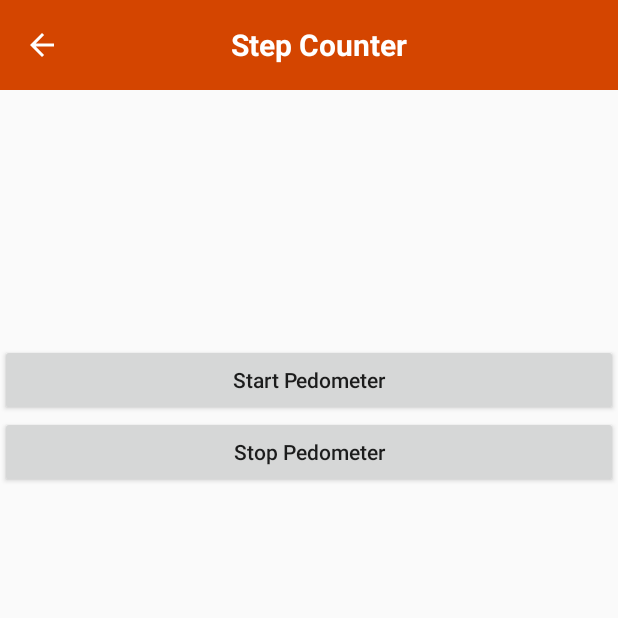
After one commit to Yixing-Chen-Shawn/Fever_Detection_App, an Android app: the StepCountActivity screen opened directly, with no data from a screen before it, on a phone screen of 412 x 824 dp, the top half of it. The commit adds this screen. Run offline under Robolectric (Android 15) with nearby library versions, the phone set to English and light mode, and no system bars.

Commit message:
Step Counter implemented

```diff
--- a/app/src/main/java/com/CIS400/fever_detection_app/activity/MapsActivity.java
+++ b/app/src/main/java/com/CIS400/fever_detection_app/activity/MapsActivity.java
@@ -1,6 +1,7 @@
 package com.CIS400.fever_detection_app.activity;
 
 import androidx.annotation.NonNull;
+import androidx.appcompat.widget.Toolbar;
 import androidx.core.app.ActivityCompat;
 import androidx.fragment.app.FragmentActivity;
 
--- /dev/null
+++ b/app/src/main/java/com/CIS400/fever_detection_app/activity/StepCountActivity.java
@@ -0,0 +1,99 @@
+package com.CIS400.fever_detection_app.activity;
+
+import androidx.appcompat.app.AppCompatActivity;
+import androidx.appcompat.widget.Toolbar;
+import androidx.fragment.app.FragmentManager;
+
+import android.hardware.Sensor;
+import android.hardware.SensorEvent;
+import android.hardware.SensorEventListener;
+import android.hardware.SensorManager;
+import android.os.Bundle;
+import android.view.View;
+import android.widget.Button;
+import android.widget.ImageView;
+import android.widget.TextView;
+
+import com.CIS400.fever_detection_app.R;
+
+public class StepCountActivity extends AppCompatActivity implements SensorEventListener, StepListener {
+    private TextView textView;
+    private StepDetector simpleStepDetector;
+    private SensorManager sensorManager;
+    private Sensor accel;
+    private static final String TEXT_NUM_STEPS = "Number of Steps: ";
+    private int numSteps;
+    private TextView TvSteps;
+    private ImageView back;
+    private Button BtnStart;
+    private Button BtnStop;
+
+    @Override
+    protected void onCreate(Bundle savedInstanceState) {
+        super.onCreate(savedInstanceState);
+        setContentView(R.layout.activity_step_count);
+        Toolbar toolbar = findViewById(R.id.toolbar);
+        setSupportActionBar(toolbar);
+
+        // Get an instance of the SensorManager
+        sensorManager = (SensorManager) getSystemService(SENSOR_SERVICE);
+        accel = sensorManager.getDefaultSensor(Sensor.TYPE_ACCELEROMETER);
+        simpleStepDetector = new StepDetector();
+        simpleStepDetector.registerListener(this);
+
+        TvSteps = (TextView) findViewById(R.id.tv_steps);
+        BtnStart = (Button) findViewById(R.id.btn_start);
+        BtnStop = (Button) findViewById(R.id.btn_stop);
+        back = (ImageView) findViewById(R.id.back_step);
+
+        BtnStart.setOnClickListener(new View.OnClickListener() {
+            @Override
+            public void onClick(View v) {
+                numSteps = 0;
+                sensorManager.registerListener(StepCountActivity.this, accel, SensorManager.SENSOR_DELAY_FASTEST);
+            }
+        });
+
+        BtnStop.setOnClickListener(new View.OnClickListener() {
+            @Override
+            public void onClick(View v) {
+                sensorManager.unregisterListener(StepCountActivity.this);
+            }
+        });
+
+        back.setOnClickListener(new View.OnClickListener() {
+            @Override
+            public void onClick(View view) {
+                onBackPressed();
+            }
+        });
+    }
+
+    @Override
+    public void onSensorChanged(SensorEvent event) {
+        if(event.sensor.getType() == Sensor.TYPE_ACCELEROMETER){
+            simpleStepDetector.updateAccel(event.timestamp, event.values[0], event.values[1], event.values[2]);
+        }
+    }
+
+    @Override
+    public void onAccuracyChanged(Sensor sensor, int accuracy) {
+
+    }
+
+    @Override
+    public void step(long timeNs) {
+        numSteps++;
+        TvSteps.setText(TEXT_NUM_STEPS + numSteps);
+    }
+
+    @Override
+    public void onBackPressed() {
+        FragmentManager fm = getSupportFragmentManager();
+        if (fm.getBackStackEntryCount() > 0) {
+            fm.popBackStack();
+        } else {
+            super.onBackPressed();
+        }
+    }
+}
--- /dev/null
+++ b/app/src/main/java/com/CIS400/fever_detection_app/activity/StepDetector.java
@@ -0,0 +1,60 @@
+package com.CIS400.fever_detection_app.activity;
+
+public class StepDetector {
+    private static final int ACCEL_RING_SIZE = 50;
+    private static final int VEL_RING_SIZE = 10;
+    private static final float STEP_THRESHOLD = 50f;
+    private static final int STEP_DELAY_NS = 250000000;
+    private int accelRingCounter = 0;
+    private float[] accelRingX = new float[ACCEL_RING_SIZE];
+    private float[] accelRingY = new float[ACCEL_RING_SIZE];
+    private float[] accelRingZ = new float[ACCEL_RING_SIZE];
+    private int velRingCounter = 0;
+    private float[] velRing = new float[VEL_RING_SIZE];
+    private long lastStepTimeNs = 0;
+    private float oldVelocityEstimate = 0;
+
+    private StepListener listener;
+
+    public void registerListener(StepListener listener) {
+        this.listener = listener;
+    }
+
+
+    public void updateAccel(long timeNs, float x, float y, float z) {
+        float[] currentAccel = new float[3];
+        currentAccel[0] = x;
+        currentAccel[1] = y;
+        currentAccel[2] = z;
+
+        // First step is to update our guess of where the global z vector is.
+        accelRingCounter++;
+        accelRingX[accelRingCounter % ACCEL_RING_SIZE] = currentAccel[0];
+        accelRingY[accelRingCounter % ACCEL_RING_SIZE] = currentAccel[1];
+        accelRingZ[accelRingCounter % ACCEL_RING_SIZE] = currentAccel[2];
+
+        float[] worldZ = new float[3];
+        worldZ[0] = SensorFilter.sum(accelRingX) / Math.min(accelRingCounter, ACCEL_RING_SIZE);
+        worldZ[1] = SensorFilter.sum(accelRingY) / Math.min(accelRingCounter, ACCEL_RING_SIZE);
+        worldZ[2] = SensorFilter.sum(accelRingZ) / Math.min(accelRingCounter, ACCEL_RING_SIZE);
+
+        float normalization_factor = SensorFilter.norm(worldZ);
+
+        worldZ[0] = worldZ[0] / normalization_factor;
+        worldZ[1] = worldZ[1] / normalization_factor;
+        worldZ[2] = worldZ[2] / normalization_factor;
+
+        float currentZ = SensorFilter.dot(worldZ, currentAccel) - normalization_factor;
+        velRingCounter++;
+        velRing[velRingCounter % VEL_RING_SIZE] = currentZ;
+
+        float velocityEstimate = SensorFilter.sum(velRing);
+
+        if (velocityEstimate > STEP_THRESHOLD && oldVelocityEstimate <= STEP_THRESHOLD
+                && (timeNs - lastStepTimeNs > STEP_DELAY_NS)) {
+            listener.step(timeNs);
+            lastStepTimeNs = timeNs;
+        }
+        oldVelocityEstimate = velocityEstimate;
+    }
+}
--- /dev/null
+++ b/app/src/main/java/com/CIS400/fever_detection_app/activity/StepListener.java
@@ -0,0 +1,5 @@
+package com.CIS400.fever_detection_app.activity;
+
+public interface StepListener {
+    public void step(long timeNs);
+}
--- /dev/null
+++ b/app/src/main/res/layout/activity_step_count.xml
@@ -0,0 +1,89 @@
+<?xml version="1.0" encoding="utf-8"?>
+<androidx.constraintlayout.widget.ConstraintLayout xmlns:android="http://schemas.android.com/apk/res/android"
+    xmlns:app="http://schemas.android.com/apk/res-auto"
+    android:orientation="vertical"
+    android:gravity="center"
+    android:layout_width="match_parent"
+    android:layout_height="match_parent">
+
+    <LinearLayout
+        android:id="@+id/topbar"
+        android:layout_width="match_parent"
+        android:layout_height="60dp"
+        android:layout_alignParentTop="true"
+        android:background="@color/orange"
+        android:gravity="center_vertical"
+        android:padding="16dp"
+        app:layout_constraintEnd_toEndOf="parent"
+        app:layout_constraintStart_toStartOf="parent"
+        app:layout_constraintTop_toTopOf="parent">
+
+        <ImageView
+            android:id="@+id/back_step"
+            android:layout_width="wrap_content"
+            android:layout_height="wrap_content"
+            android:clickable="true"
+            android:focusable="true"
+            android:src="@drawable/ic_arrow_back_24dp" />
+
+        <Space
+            android:layout_width="wrap_content"
+            android:layout_height="wrap_content"
+            android:layout_weight="1" />
+
+        <TextView
+            android:layout_width="wrap_content"
+            android:layout_height="wrap_content"
+            android:gravity="center"
+            android:paddingLeft="30dp"
+            android:text="Step Counter"
+            android:textColor="@color/white"
+            android:textSize="20sp"
+            android:textStyle="bold" />
+
+        <Space
+            android:layout_width="wrap_content"
+            android:layout_height="wrap_content"
+            android:layout_weight="1" />
+
+        <androidx.appcompat.widget.Toolbar
+            android:id="@+id/toolbar"
+            android:layout_width="40dp"
+            android:layout_height="?attr/actionBarSize"
+            app:theme="@style/ToolbarTheme" />
+
+
+    </LinearLayout>
+
+    <TextView
+        android:id="@+id/tv_steps"
+        android:layout_width="match_parent"
+        android:layout_height="wrap_content"
+        android:layout_marginTop="150dp"
+        app:layout_constraintEnd_toEndOf="parent"
+        app:layout_constraintStart_toStartOf="parent"
+        app:layout_constraintTop_toBottomOf="@+id/topbar"
+        android:gravity="center"
+        />
+
+
+    <Button
+        android:id="@+id/btn_start"
+        android:layout_width="match_parent"
+        android:layout_height="wrap_content"
+        android:text="Start Pedometer"
+        app:layout_constraintEnd_toEndOf="parent"
+        app:layout_constraintStart_toStartOf="parent"
+        app:layout_constraintTop_toBottomOf="@+id/tv_steps"
+        />
+
+    <Button
+        android:id="@+id/btn_stop"
+        android:layout_width="match_parent"
+        android:layout_height="wrap_content"
+        android:text="Stop Pedometer"
+        app:layout_constraintEnd_toEndOf="parent"
+        app:layout_constraintStart_toStartOf="parent"
+        app:layout_constraintTop_toBottomOf="@+id/btn_start"
+        />
+</androidx.constraintlayout.widget.ConstraintLayout>
```
Also changed, not shown: app/src/main/AndroidManifest.xml (+8 -11 lines), app/src/main/java/com/CIS400/fever_detection_app/activity/SensorFilter.java (added, +43 -0 lines), app/src/main/java/com/CIS400/fever_detection_app/fragments/heartRateFragment.java (+14 -3 lines), app/src/main/res/layout/fragment_heart_rate.xml (+17 -5 lines), app/src/main/res/layout/activity_maps.xml (line endings or trailing spaces).
